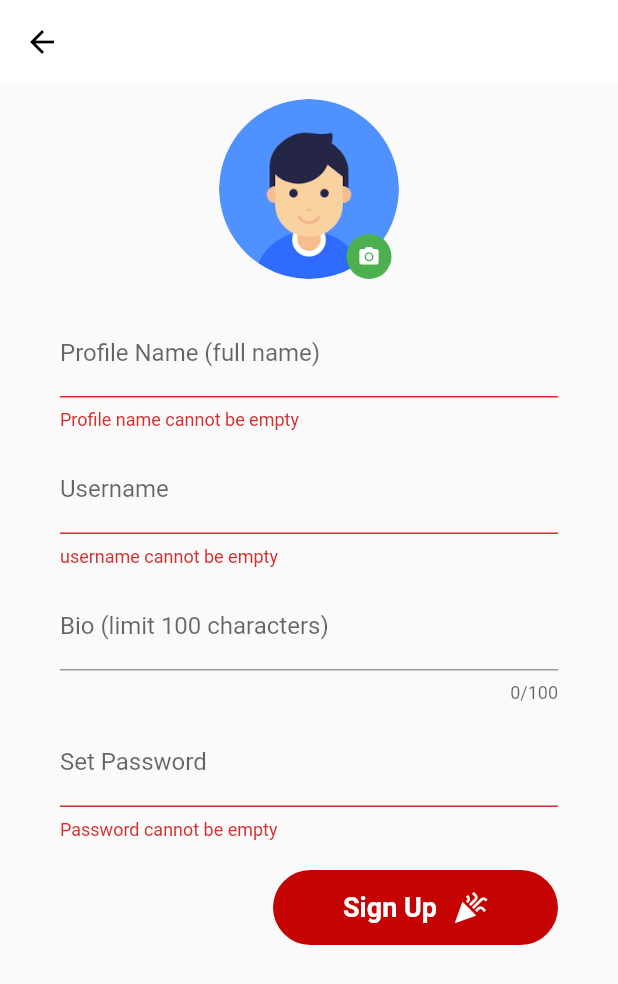
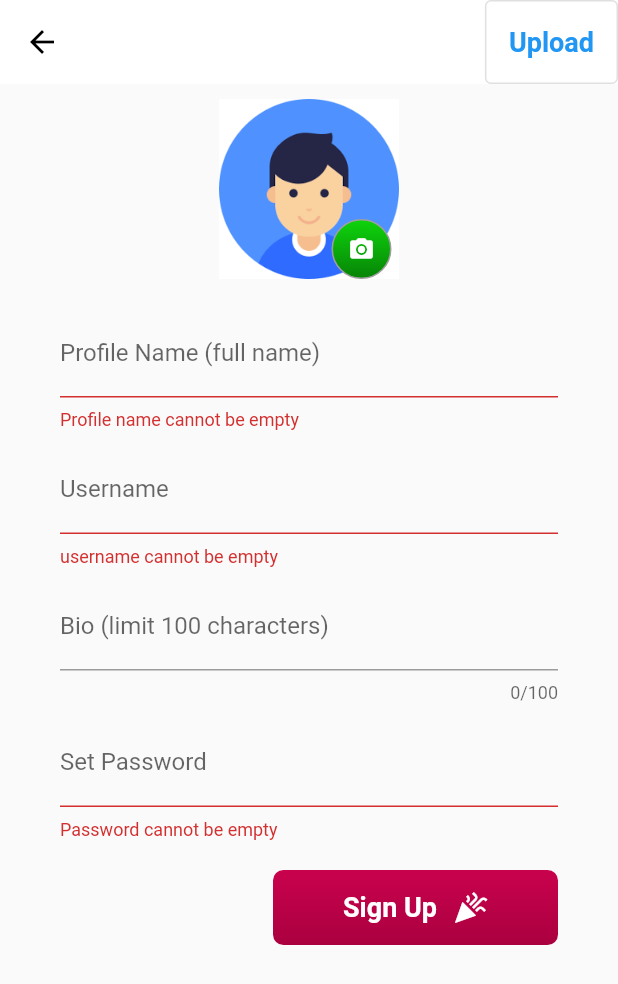
Before and after one commit to ekanemworks/camonta-frontend, a Flutter app: the SetupAccount screen opened directly with empty values, after a tap on "Sign Up", on a phone screen of 412 x 824 dp. Shown: the top 984 px of the screen. Run offline on Flutter 3.47's test engine with Material 2 defaults, Android fonts, the phone set to English and light mode, and no system bars; our stand-ins replace carousel_slider, curved_navigation_bar, fluttertoast, image_picker, shared_preferences; missing offline and left inert: image_picker_for_web, shared_preferences_web; accounts and stored records are empty.

```diff
--- a/lib/generated_plugin_registrant.dart
+++ b/lib/generated_plugin_registrant.dart
@@ -5,12 +5,16 @@
 // ignore_for_file: directives_ordering
 // ignore_for_file: lines_longer_than_80_chars
 
+import 'package:fluttertoast/fluttertoast_web.dart';
+import 'package:image_picker_for_web/image_picker_for_web.dart';
 import 'package:shared_preferences_web/shared_preferences_web.dart';
 
 import 'package:flutter_web_plugins/flutter_web_plugins.dart';
 
 // ignore: public_member_api_docs
 void registerPlugins(Registrar registrar) {
+  FluttertoastWebPlugin.registerWith(registrar);
+  ImagePickerPlugin.registerWith(registrar);
   SharedPreferencesPlugin.registerWith(registrar);
   registrar.registerMessageHandler();
 }
--- a/lib/screen/protected/setup.dart
+++ b/lib/screen/protected/setup.dart
@@ -6,6 +6,12 @@ import 'package:camonta/screen/private/logistics/logistics_dashboard.dart';
 import 'package:camonta/services/http_service.dart';
 import 'package:camonta/services/session_management.dart';
 import 'package:flutter/material.dart';
+
+import 'package:flutter/services.dart';
+import 'package:http/http.dart' as http;
+import 'dart:io';
+import 'package:image_picker/image_picker.dart';
+import 'dart:async';
 
 class SetupAccount extends StatefulWidget {
   Map signupData1;
@@ -18,13 +24,14 @@ class SetupAccount extends StatefulWidget {
 class _SetupAccountState extends State<SetupAccount> {
   final HttpService httpService = HttpService();
   final SessionManagement sessionMgt = SessionManagement();
+  File? _image;
+  String base64Image = '';
 
-  late String _edit_profilephoto;
   late String _profileName;
   late String _profileUsername;
-  String _profilePhoto = '';
   late String _profileBio;
   late String _password;
+  String _profilePhoto = '';
   final GlobalKey<FormState> _formKey = GlobalKey<FormState>();
   Map _mapdata = {};
 
@@ -56,6 +63,53 @@ class _SetupAccountState extends State<SetupAccount> {
         );
   }
 
+  Future pickImage() async {
+    try {
+      final image = await ImagePicker().pickImage(source: ImageSource.gallery);
+      if (image == null) return;
+
+      final imageTemporary = File(image.path);
+      setState(() {
+        _image = imageTemporary;
+      });
+    } on PlatformException catch (e) {
+      print('Failed to pick image: $e');
+    }
+  }
+
+  uploadFromPage(userid) {
+    http
+        .post(
+      Uri.parse(httpService.serverAPI + 'updateProfilePhoto'),
+      headers: {"Content-Type": "application/json"},
+      body: json.encode({"image": base64Image, "userid": userid}),
+    )
+        .then((value) {
+      var mainResponse = json.decode(value.body);
+
+      if (value.statusCode == 200) {
+        if (mainResponse['status'] == 'ok') {
+          sessionMgt.updateSession(
+              'profilePhoto', mainResponse['body']['imagePathOnDB']);
+
+          // FOR NORMAL ACCOUNT
+          // FOR NORMAL ACCOUNT
+          Navigator.push(
+            context,
+            MaterialPageRoute(
+              builder: (context) => Home(),
+            ),
+          );
+        } else {
+          _showToast(context, mainResponse['message']);
+        }
+      } else {
+        print('error');
+        _showToast(context, mainResponse['message']);
+      }
+    });
+  }
+
   @override
   Widget build(BuildContext context) {
     return Scaffold(
@@ -63,6 +117,15 @@ class _SetupAccountState extends State<SetupAccount> {
         foregroundColor: Colors.black,
         backgroundColor: Colors.white, // 1
         elevation: 0,
+        actions: [
+          OutlinedButton(
+            onPressed: () {},
+            child: const Text(
+              'Upload',
+              style: TextStyle(fontWeight: FontWeight.bold, fontSize: 18),
+            ),
+          )
+        ],
       ),
       body: SingleChildScrollView(
         child: Container(
@@ -77,31 +140,54 @@ class _SetupAccountState extends State<SetupAccount> {
                 height: 120,
                 margin: const EdgeInsets.fromLTRB(10, 10, 10, 10),
                 // color: Colors.purple,
-                // child: Image.asset('assets/default.png'),
-
                 child: Stack(
                   children: [
-                    ClipRRect(
+                    _image == null
+                        ? Container(
+                            decoration: const BoxDecoration(
+                              // in container if you want to show a background image you need box decoration
+                              image: DecorationImage(
+                                image: AssetImage('assets/default_dp.png'),
+                                fit: BoxFit.cover,
+                              ),
+                            ),
+                          )
+                        : ClipRRect(
                             borderRadius: BorderRadius.circular(120),
-                      child: Image.asset(
-                        'assets/default_dp.png',
+                            child: Image.file(
+                              _image!,
                               fit: BoxFit.cover,
+                              height: 120.0,
+                              width: 120.0,
                             ),
                           ),
                     Positioned(
                       bottom: 0.0,
                       right: 5.0,
+                      child: InkWell(
+                        onTap: () {
+                          pickImage();
+                        },
                         child: Container(
-                        height: 30,
-                        width: 30,
+                          height: 40,
+                          width: 40,
                           child: Icon(
                             Icons.camera_alt,
                             color: Colors.white,
-                          size: 15,
+                            size: 18,
                           ),
                           decoration: BoxDecoration(
-                          color: Colors.green,
+                            gradient: LinearGradient(
+                              begin: Alignment.topCenter,
+                              end: Alignment.bottomCenter,
+                              colors: <Color>[
+                                Color(0xff0ED50C),
+                                Color(0xff078307)
+                              ],
+                            ),
+                            border: Border.all(width: 1, color: Colors.grey),
                             shape: BoxShape.circle,
+                          ),
                         ),
                       ),
                     )
@@ -186,8 +272,15 @@ class _SetupAccountState extends State<SetupAccount> {
                       const SizedBox(height: 20),
                       Container(
                         decoration: BoxDecoration(
-                          color: Color(0xffC50303),
-                          borderRadius: BorderRadius.circular(30.0),
+                          gradient: LinearGradient(
+                            begin: Alignment.topCenter,
+                            end: Alignment.bottomCenter,
+                            colors: <Color>[
+                              Color(0xffC9024D),
+                              Color(0xffAA0040)
+                            ],
+                          ),
+                          borderRadius: BorderRadius.circular(7.0),
                         ),
                         child: SizedBox(
                           width: 190, // <-- Your width
@@ -271,18 +364,30 @@ class _SetupAccountState extends State<SetupAccount> {
                                                   ['profilePoints'],
                                             }),
 
+                                            // RECIEVING VALUES FROM SERVER RESPONSE TO USE FOR IMAGE UPLOAD
+                                            // RECIEVING VALUES FROM SERVER RESPONSE TO USE FOR IMAGE UPLOAD
+                                            if (_image != null)
+                                              {
+                                                base64Image = base64Encode(
+                                                    _image!.readAsBytesSync()),
+                                                uploadFromPage(
+                                                    value['body']['id']),
+                                              }
+                                            else
+                                              {
                                                 // FOR NORMAL ACCOUNT
                                                 // FOR NORMAL ACCOUNT
                                                 Navigator.push(
                                                   context,
                                                   MaterialPageRoute(
-                                                builder: (context) => Home(),
+                                                    builder: (context) =>
+                                                        Home(),
                                                   ),
                                                 )
                                               }
+                                          }
                                         else
                                           {
-                                            print('sas'),
                                             _showToast(
                                                 context, value['message'])
                                           }
@@ -325,6 +430,5 @@ class _SetupAccountState extends State<SetupAccount> {
             label: 'Close', onPressed: scaffold.hideCurrentSnackBar),
       ),
     );
-    print(context);
   }
 }
--- a/pubspec.yaml
+++ b/pubspec.yaml
@@ -37,6 +37,8 @@ dependencies:
   carousel_slider: ^4.0.0
   http: ^0.13.4
   shared_preferences: ^2.0.11
+  fluttertoast: ^8.0.8
+  image_picker: ^0.8.4+4
 
 dev_dependencies:
   flutter_test:
```
Also changed, not shown: lib/screen/protected/signup.dart (+9 -2 lines), 5 other files. Lines whose indentation alone changed are shown as unchanged.
